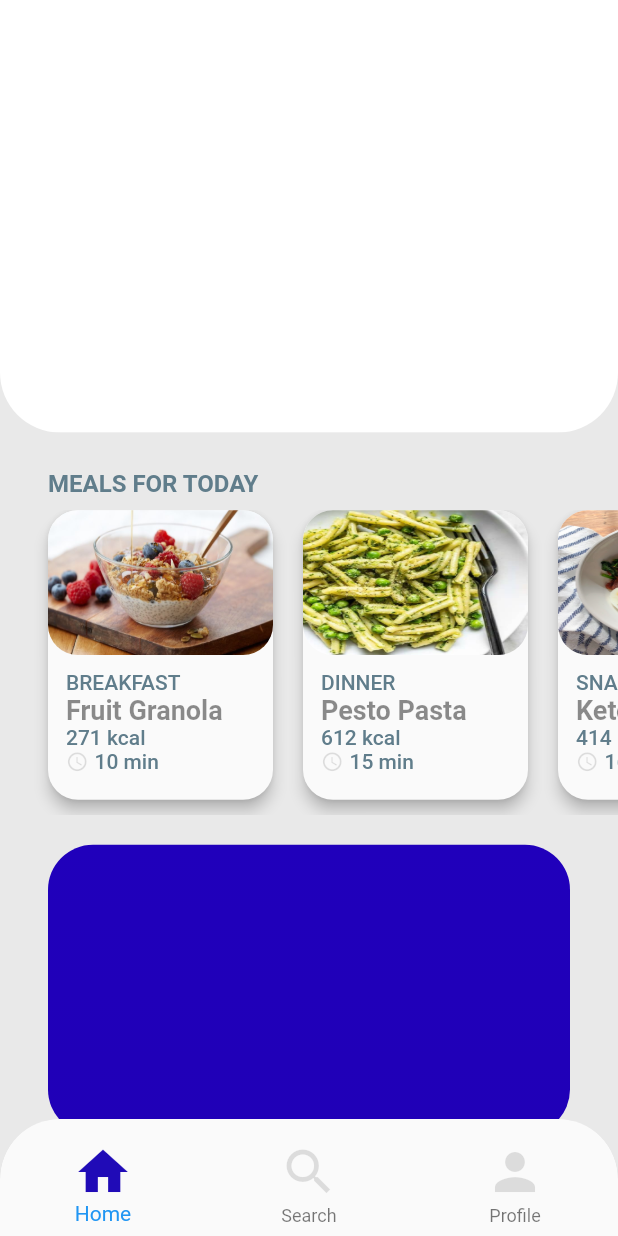
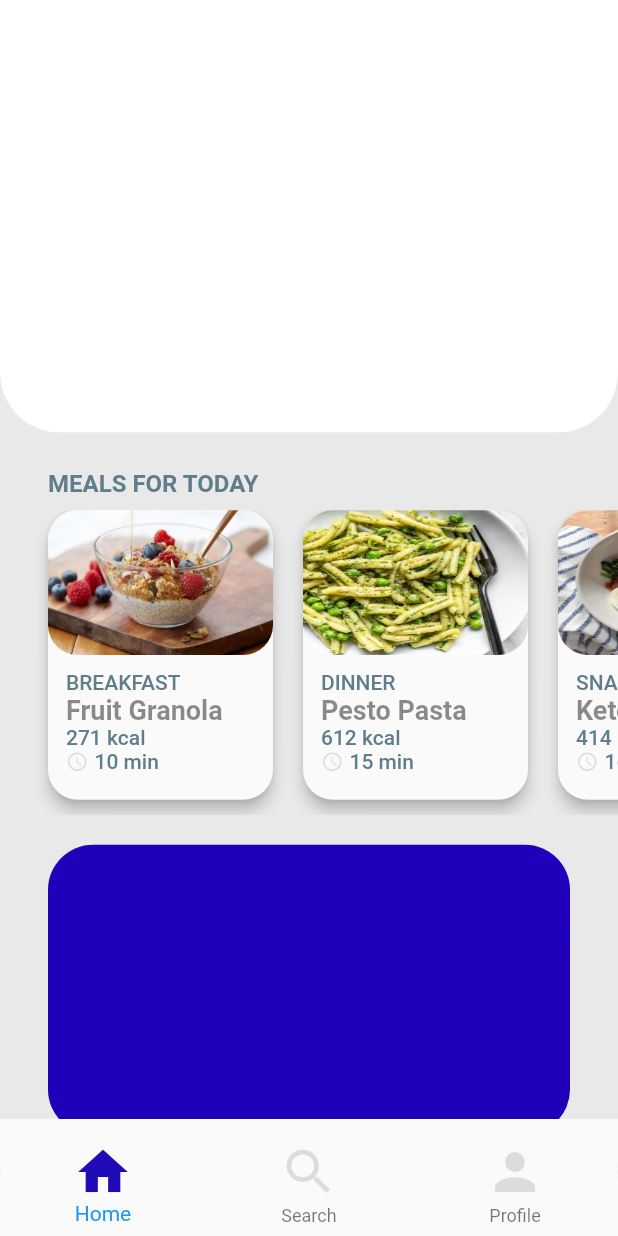
Before and after one commit to ChisengaSol/HealthyCheckMobileApp, a Flutter app: the screen it shows after launch, on a phone screen of 412 x 824 dp. Run offline on Flutter 3.47's test engine with Material 2 defaults, Android fonts, the phone set to English and light mode, and no system bars; our stand-ins replace cloud_firestore, firebase_auth, firebase_core, google_sign_in, rxdart, webview_flutter; accounts and stored records are empty.

Commit message:
26/04/2021 commit

```diff
--- a/lib/main.dart
+++ b/lib/main.dart
@@ -1,32 +1,9 @@
 import 'package:flutter/material.dart';
-import 'package:healthycheck/ui/pages/profile_screen.dart';
-import 'package:healthycheck/views/home.dart';
+import 'package:healthycheck/src/app.dart';
+import 'package:firebase_core/firebase_core.dart';
 
-void main() {
+void main() async {
+  WidgetsFlutterBinding.ensureInitialized();
+  await Firebase.initializeApp();
   runApp(MyApp());
 }
-
-class MyApp extends StatelessWidget {
-  // This widget is the root of your application.
-  @override
-  Widget build(BuildContext context) {
-    return MaterialApp(
-      title: 'HealthyCheck Recipes',
-      debugShowCheckedModeBanner: false,
-      theme: ThemeData(
-        // This is the theme of your application.
-        //
-        // Try running your application with "flutter run". You'll see the
-        // application has a blue toolbar. Then, without quitting the app, try
-        // changing the primarySwatch below to Colors.green and then invoke
-        // "hot reload" (press "r" in the console where you ran "flutter run",
-        // or simply save your changes to "hot reload" in a Flutter IDE).
-        // Notice that the counter didn't reset back to zero; the application
-        // is not restarted.
-        primarySwatch: Colors.blue,
-      ),
-     // home: Home(),
-     home: ProfileScreen(),
-    );
-  }
-}
--- /dev/null
+++ b/lib/src/app.dart
@@ -0,0 +1,98 @@
+import 'package:flutter/material.dart';
+import 'package:healthycheck/ui/pages/profile_screen.dart';
+import 'package:healthycheck/views/home.dart';
+
+import '../user_details.dart';
+
+class MyApp extends StatelessWidget {
+  // This widget is the root of your application.
+  @override
+  Widget build(BuildContext context) {
+    return MaterialApp(
+      title: 'HealthyCheck Recipes',
+      debugShowCheckedModeBanner: false,
+      theme: ThemeData(
+        primarySwatch: Colors.blue,
+      ),
+     // home: Home(),
+     //home: ProfileScreen(),
+     home: Navigation(),
+    );
+  }
+}
+
+class Navigation extends StatefulWidget {
+  @override
+  _NavigationState createState() => _NavigationState();
+}
+
+class _NavigationState extends State<Navigation> {
+  int _currentIndex = 0;
+  final List<Widget> _list = [
+    ProfileScreen(),
+    //SearchScreen(),
+    Home(),
+    UserDetails(),
+    //UserProfile(),
+
+  ];
+
+  void onTappedBar(int index) {
+    setState(() {
+      _currentIndex = index;
+    });
+  }
+  @override
+  Widget build(BuildContext context) {
+    return Scaffold(
+      body: _list[_currentIndex],
+
+      bottomNavigationBar: ClipRRect(
+        borderRadius: BorderRadius.vertical(top: Radius.circular(40)),
+        child: BottomNavigationBar(
+          iconSize: 40,
+          selectedIconTheme: IconThemeData(color: const Color(0xff200bb7)),
+          unselectedIconTheme: IconThemeData(color: Colors.black12),
+          currentIndex: _currentIndex,
+          onTap: onTappedBar,
+          items: [
+            BottomNavigationBarItem(
+              icon: Padding(
+                  padding: const EdgeInsets.only(top: 8.0),
+                  child: Icon(Icons.home)),
+              title: Text(
+                "Home",
+                style: const TextStyle(
+                  color: Colors.white,
+                ),
+              ),
+            ),
+            BottomNavigationBarItem(
+              icon: Padding(
+                  padding: const EdgeInsets.only(top: 8.0),
+                  child: Icon(Icons.search)),
+              title: Text(
+                "Search",
+                style: const TextStyle(
+                  color: Colors.white,
+                ),
+              ),
+            ),
+            BottomNavigationBarItem(
+              icon: Padding(
+                  padding: const EdgeInsets.only(top: 8.0),
+                  child: Icon(Icons.person)),
+              title: Text(
+                "Profile",
+                style: const TextStyle(
+                  color: Colors.white,
+                ),
+              ),
+            ),
+          ],
+        ),
+      ),
+
+    );
+  }
+}
--- a/lib/ui/pages/profile_screen.dart
+++ b/lib/ui/pages/profile_screen.dart
@@ -8,54 +8,14 @@
 }
 
 class _ProfileScreenState extends State<ProfileScreen> {
+
+
   @override
   Widget build(BuildContext context) {
     final height = MediaQuery.of(context).size.height;
     return Scaffold(
       backgroundColor: const Color(0xFFE9E9E9),
-      bottomNavigationBar: ClipRRect(
-        borderRadius: BorderRadius.vertical(top: Radius.circular(40)),
-        child: BottomNavigationBar(
-          iconSize: 40,
-          selectedIconTheme: IconThemeData(color: const Color(0xff200bb7)),
-          unselectedIconTheme: IconThemeData(color: Colors.black12),
-          items: [
-            BottomNavigationBarItem(
-              icon: Padding(
-                  padding: const EdgeInsets.only(top: 8.0),
-                  child: Icon(Icons.home)),
-              title: Text(
-                "Home",
-                style: const TextStyle(
-                  color: Colors.white,
-                ),
-              ),
-            ),
-            BottomNavigationBarItem(
-              icon: Padding(
-                  padding: const EdgeInsets.only(top: 8.0),
-                  child: Icon(Icons.search)),
-              title: Text(
-                "Search",
-                style: const TextStyle(
-                  color: Colors.white,
-                ),
-              ),
-            ),
-            BottomNavigationBarItem(
-              icon: Padding(
-                  padding: const EdgeInsets.only(top: 8.0),
-                  child: Icon(Icons.person)),
-              title: Text(
-                "Profile",
-                style: const TextStyle(
-                  color: Colors.white,
-                ),
-              ),
-            ),
-          ],
-        ),
-      ),
+
       body: Stack(
             children: <Widget>[
               Positioned(
@@ -141,6 +101,7 @@
             ],
           ),
       );
+
   }
 }
 
--- a/pubspec.yaml
+++ b/pubspec.yaml
@@ -35,6 +35,12 @@
 dev_dependencies:
   flutter_test:
     sdk: flutter
+  firebase_core: ^1.0.4
+  #firebase_analytics: ^1.0.4
+  firebase_auth: ^1.1.1
+  cloud_firestore: ^1.0.6
+  google_sign_in: ^5.0.2
+  rxdart: ^0.22.2
 
 # For information on the generic Dart part of this file, see the
 # following page: https://dart.dev/tools/pub/pubspec
```
Also changed, not shown: lib/auth.dart (added, +75 -0 lines), lib/search_screen.dart (added, +16 -0 lines), lib/user_details.dart (added, +87 -0 lines), pubspec.lock, 4 other files. Lines whose indentation alone changed are shown as unchanged.
